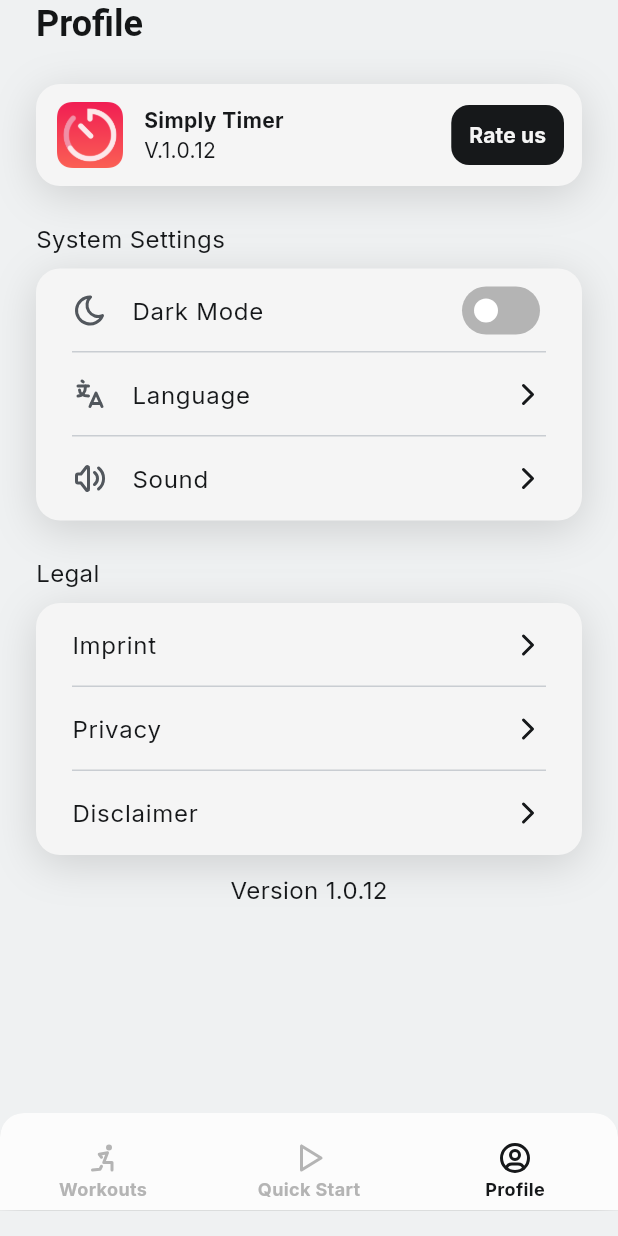
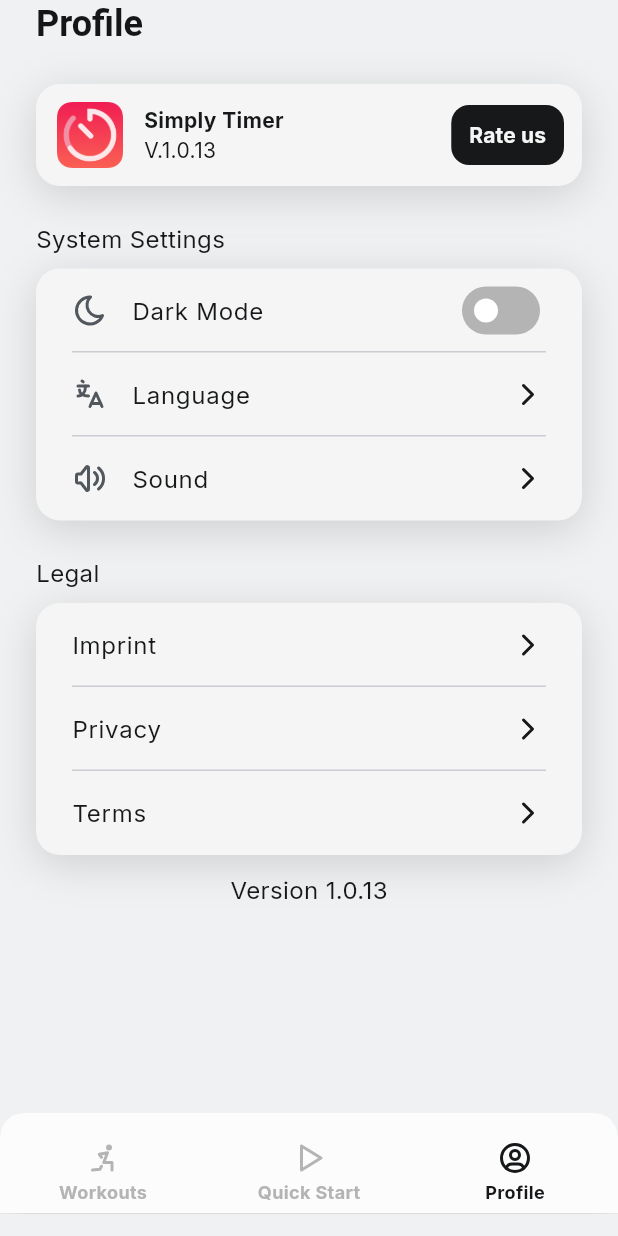
Before and after one commit to NkITaa/interval_timer, a Flutter app: the screen it shows after launch, item 3 of the bottom bar chosen, on a phone screen of 412 x 824 dp. Run offline on Flutter 3.47's test engine with Material 3 defaults, Android fonts, the phone set to English and light mode, and no system bars; our stand-ins replace audioplayers, confetti, flutter_markdown, flutter_tabler_icons, google_fonts, hive and 4 more; accounts and stored records are empty; generated files the repository leaves out were written again.

Commit message:
last fixes

```diff
--- a/lib/components/bottom_navbar.dart
+++ b/lib/components/bottom_navbar.dart
@@ -52,7 +52,7 @@ class _BottomNavBarState extends State<BottomNavBar> {
           items: [
             BottomNavigationBarItem(
                 icon: const Padding(
-                  padding: EdgeInsets.only(top: 12.0),
+                  padding: EdgeInsets.only(top: 12.0, bottom: 2),
                   child: Icon(
                     TablerIcons.stretching,
                   ),
@@ -60,7 +60,7 @@ class _BottomNavBarState extends State<BottomNavBar> {
                 label: AppLocalizations.of(context)!.title_workouts),
             BottomNavigationBarItem(
                 icon: const Padding(
-                  padding: EdgeInsets.only(top: 12.0),
+                  padding: EdgeInsets.only(top: 12.0, bottom: 2),
                   child: Icon(
                     TablerIcons.player_play,
                   ),
@@ -68,7 +68,7 @@ class _BottomNavBarState extends State<BottomNavBar> {
                 label: AppLocalizations.of(context)!.title_jump_in),
             BottomNavigationBarItem(
               icon: const Padding(
-                padding: EdgeInsets.only(top: 12.0),
+                padding: EdgeInsets.only(top: 12.0, bottom: 2),
                 child: Icon(
                   TablerIcons.user_circle,
                 ),
--- a/lib/l10n/app_de.arb
+++ b/lib/l10n/app_de.arb
@@ -66,7 +66,7 @@
   "profile_legal": "Rechtliches",
   "profile_legal_privacy": "Datenschutz",
   "profile_legal_imprint": "Impressum",
-  "profile_legal_terms": "Haftungsausschluss",
+  "profile_legal_terms": "AGBs",
 
   "profile_settings_sound_dialog": "Sound Auswählen"
 }
--- a/lib/l10n/app_en.arb
+++ b/lib/l10n/app_en.arb
@@ -66,7 +66,7 @@
     "profile_legal": "Legal",
     "profile_legal_privacy": "Privacy",
     "profile_legal_imprint": "Imprint",
-    "profile_legal_terms": "Disclaimer",
+    "profile_legal_terms": "Terms",
 
     "profile_settings_sound_dialog": "Select Sound"
 }
--- a/lib/main.dart
+++ b/lib/main.dart
@@ -1,5 +1,3 @@
-import 'dart:io';
-
 import 'package:flutter/material.dart';
 import 'package:interval_timer/pages/home.dart';
 import 'package:google_fonts/google_fonts.dart';
--- a/lib/pages/run/congrats.dart
+++ b/lib/pages/run/congrats.dart
@@ -100,12 +100,12 @@ class _CongratsState extends State<Congrats> {
                               : lightNeutral50)),
                 ),
               ),
-              SizedBox(
+              const SizedBox(
                 height: 8,
               ),
               SizedBox(
                   width: double.infinity,
-                  height: 55,
+                  height: 50,
                   child: ElevatedButton(
                       style: ElevatedButton.styleFrom(
                         backgroundColor: MyApp.of(context).isDarkMode()
--- a/lib/pages/run/preparation.dart
+++ b/lib/pages/run/preparation.dart
@@ -1,6 +1,4 @@
 import 'dart:async';
-import 'dart:isolate';
-
 import 'package:flutter/gestures.dart';
 import 'package:flutter/material.dart';
 import 'package:flutter/services.dart';
--- a/lib/pages/run/run.dart
+++ b/lib/pages/run/run.dart
@@ -1,5 +1,4 @@
 import 'dart:async';
-import 'dart:isolate';
 import 'package:flutter/material.dart';
 import 'package:interval_timer/const.dart';
 import 'package:interval_timer/main.dart';
--- a/lib/pages/workouts/components/workout_tile.dart
+++ b/lib/pages/workouts/components/workout_tile.dart
@@ -105,8 +105,7 @@ class WorkoutTile extends StatelessWidget {
                   text: TextSpan(
                     children: <TextSpan>[
                       TextSpan(
-                          text: workout.sets.toString() + ' ',
-                          style: body2Bold(context)),
+                          text: '${workout.sets} ', style: body2Bold(context)),
                       TextSpan(
                           text: AppLocalizations.of(context)!.sets,
                           style: body2(context)),
--- a/pubspec.yaml
+++ b/pubspec.yaml
@@ -1,7 +1,7 @@
 name: interval_timer
 description: Interval Timer for all kinds of sports
 publish_to: 'none'
-version: 1.0.12+12
+version: 1.0.13+13
 
 environment:
   sdk: '>=3.0.5 <4.0.0'
```
Also changed, not shown: lib/components/time_wheel.dart (+8 -2 lines), lib/pages/profile/components/settins_page.dart (+15 -7 lines), lib/pages/profile/profile.dart (+7 -3 lines), 9 other files.
